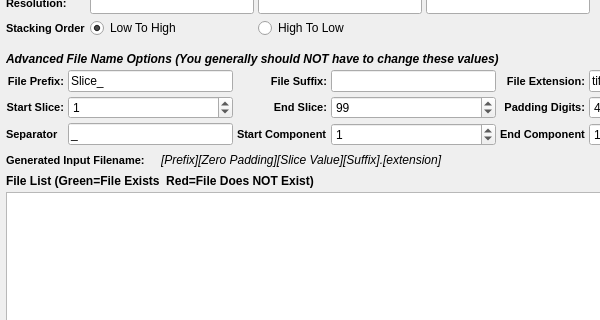
Old version of the form Source/Plugins/ImageIO/FilterParameterWidgets/UI_Files/ImportVectorImageStackWidget.ui in the repository BlueQuartzSoftware/DREAM3D; both pictures show x 0 to 600 and y 136 to 456 of the 760 by 956 pixel window.
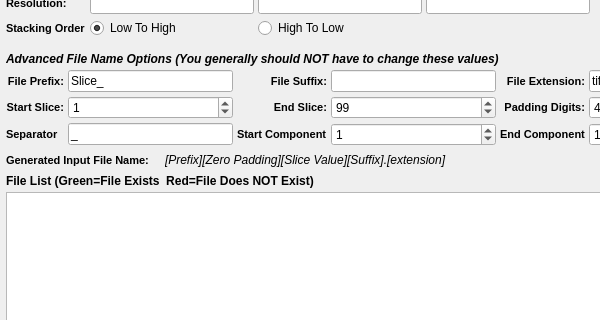
New version of the form. Custom widgets are drawn as their Qt base class.

Commit message: Tweaking some labels in the various file list import widgets

Patch:
```diff
--- a/Source/Plugins/ImageIO/FilterParameterWidgets/UI_Files/ImportVectorImageStackWidget.ui
+++ b/Source/Plugins/ImageIO/FilterParameterWidgets/UI_Files/ImportVectorImageStackWidget.ui
@@ -313,7 +313,7 @@
 }</string>
        </property>
        <property name="text">
-        <string>Generated Input Filename:</string>
+        <string>Generated Input File Name:</string>
        </property>
       </widget>
      </item>
```
The commit also changes 2 other files.
